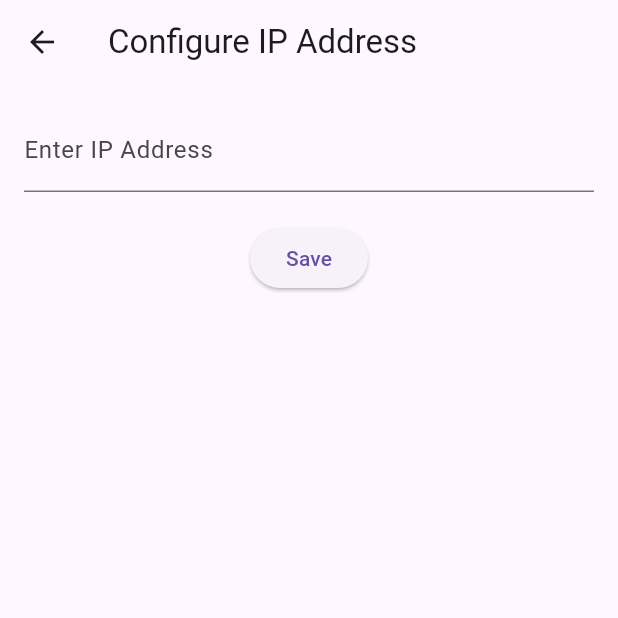
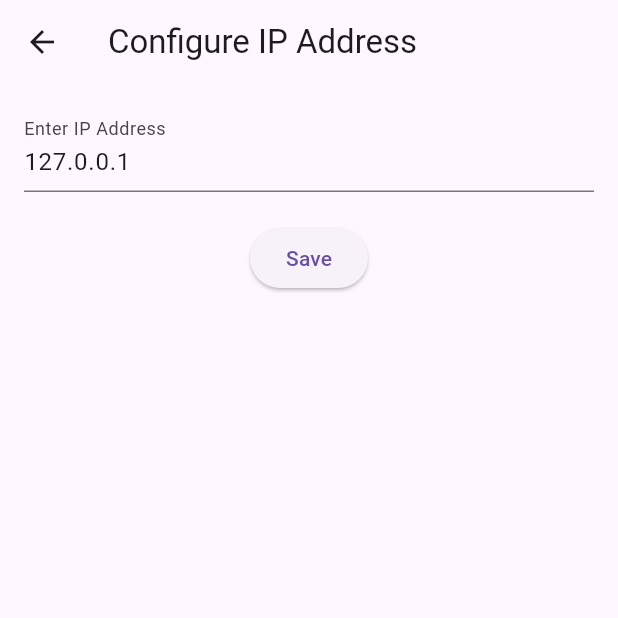
Before and after one commit to g00st/Appentwicklung, a Flutter app: the screen it shows after launch, after a tap on "Save", after a tap on the "settings" icon, on a phone screen of 412 x 824 dp, the top half of it. Run offline on Flutter 3.47's test engine with Material 3 defaults, Android fonts, the phone set to English and light mode, and no system bars; our stand-ins replace dio, shared_preferences; network calls fail.

Commit message:
added basic to robot communication

```diff
--- /dev/null
+++ b/robot_app/lib/api_handler.dart
@@ -0,0 +1,92 @@
+import 'dart:convert';
+import 'package:http/http.dart' as http;
+import 'package:dio/dio.dart';
+
+enum PrinterState {
+  startup,
+  ready,
+  shutdown,
+  error,
+  networkError;
+}
+
+class Status {
+  final PrinterState state; // Holds the printer state
+  final String msg;         // Holds the message associated with the state
+  // Constructor for Status
+  const Status(this.state, this.msg);
+}
+
+
+
+
+
+
+
+
+class ApiHandler {
+  // Static variable to hold the IP address
+  static String IP_address = '';
+  static CancelToken? _cancelToken; // Holds the cancel token for the current request
+  static Dio dio = Dio();
+
+  // Static method to set the IP address
+   static void set_ip_address(String ipAddress) {
+    IP_address = ipAddress;
+  }
+
+
+  static Future<Status> fetchPrinterState() async {
+    String endpoint = 'http://$IP_address/printer/info';
+
+    // Cancel the previous request if there is one
+    _cancelToken?.cancel('New request triggered');
+
+    // Create a new cancel token for the current request
+    _cancelToken = CancelToken();
+
+    try {
+      // Make the request with the cancel token
+      final response = await dio.get(
+        endpoint,
+        cancelToken: _cancelToken,
+      );
+
+      if (response.statusCode == 200) {
+        final data_r = response.data;
+        final data = data_r['result'];
+
+        String state = data['state'];
+        String stateMessage = data['state_message'];
+
+        // Map the string state to the corresponding PrinterState enum
+        PrinterState? printerState;
+        switch (state) {
+          case 'startup':
+            printerState = PrinterState.startup;
+            break;
+          case 'ready':
+            printerState = PrinterState.ready;
+            break;
+          case 'shutdown':
+            printerState = PrinterState.shutdown;
+            break;
+          case 'error':
+            printerState = PrinterState.error;
+            break;
+          default:
+            throw Exception('Unknown printer state: $state');
+        }
+
+        return Status(printerState, stateMessage);
+      } else {
+        return Status(PrinterState.networkError, "network error: ${response.statusCode}");
+      }
+    } catch (e) {
+
+        return Status(PrinterState.networkError, 'Request timed out ');
+      }
+
+
+    }
+  }
--- /dev/null
+++ b/robot_app/lib/app_state.dart
@@ -0,0 +1,63 @@
+import 'dart:async';
+
+import 'package:flutter/material.dart';
+import 'package:robot_app/api_handler.dart';
+import 'package:shared_preferences/shared_preferences.dart';
+
+// This class holds the app state and extends ChangeNotifier to notify listeners of changes
+class AppState extends ChangeNotifier {
+  // Example of state variables
+  int _counter = 0;
+  Status _status = Status(PrinterState.error, "not initialized");
+  String _ipAddress = "127.0.0.1";
+
+  // Getters to access private state
+  int get counter => _counter;
+  Status get status => _status;
+  String get ipAddress => _ipAddress;
+  AppState() {
+    _loadIPAddress(); // Call the asynchronous IP loading function
+  }
+
+  // Method to load the IP address from SharedPreferences asynchronously
+  Future<void> _loadIPAddress() async {
+    SharedPreferences prefs = await SharedPreferences.getInstance();
+    _ipAddress = prefs.getString('ip_address') ?? '';
+    ApiHandler.IP_address = _ipAddress;
+
+    // Notify listeners that the IP address has been loaded
+    notifyListeners();
+  }
+
+  void updateStatus() async {
+    _status = await ApiHandler.fetchPrinterState();
+    //print("Guenter");
+    print(_status.state);
+    notifyListeners();
+  }
+
+
+
+
+  void  setIp (String ip)async{
+    SharedPreferences prefs = await SharedPreferences.getInstance();
+    await prefs.setString('ip_address', ip);
+    _ipAddress = ip;
+    ApiHandler.IP_address =ip;
+    notifyListeners();
+  }
+
+  // Example of a method that modifies the state and notifies listeners
+  void incrementCounter() {
+    _counter++;
+    notifyListeners(); // This triggers the UI to rebuild when the state changes
+  }
+
+  static Timer? _timer = null;
+  void initTimer() {
+    _timer ??= Timer.periodic(Duration(seconds: 1), (Timer timer) {
+      incrementCounter(); // Call the method every second
+      updateStatus();
+    });
+  }
+}
--- a/robot_app/lib/home_screen.dart
+++ b/robot_app/lib/home_screen.dart
@@ -1,4 +1,6 @@
 import 'package:flutter/material.dart';
+import 'package:provider/provider.dart';
+import 'package:robot_app/app_state.dart';
 import 'package:shared_preferences/shared_preferences.dart';
 import 'status_bar.dart';
 import 'dart:convert'; // For JSON handling
@@ -10,56 +12,12 @@ class HomeScreen extends StatefulWidget {
 }
 
 class _HomeScreenState extends State<HomeScreen> {
-  String status = "disconnected";
-  String ipAddress = "";
 
-  @override
-  void initState() {
-    super.initState();
-    _loadIPAddress(); // Load IP address on init
-  }
-
-  Future<void> _loadIPAddress() async {
-    SharedPreferences prefs = await SharedPreferences.getInstance();
-    setState(() {
-      ipAddress = prefs.getString('ip_address') ?? '';
-    });
-    if (ipAddress.isNotEmpty) {
-      _checkConnection(); // Check connection after loading IP
-    } else {
-      setState(() {
-        status = "disconnected";
-      });
-    }
-  }
-
-  Future<void> _checkConnection() async {
-    if (ipAddress.isEmpty) {
-      setState(() {
-        status = "disconnected";
-      });
-      return;
-    }
-    try {
-      final response = await http.get(Uri.parse('http://$ipAddress/status'));
-      if (response.statusCode == 200) {
-        setState(() {
-          status = "connected";
-        });
-      } else {
-        setState(() {
-          status = "unreachable";
-        });
-      }
-    } catch (e) {
-      setState(() {
-        status = "error";
-      });
-    }
-  }
 
   @override
   Widget build(BuildContext context) {
+     final appState = Provider.of<AppState>(context);
+    appState.initTimer();
     return Scaffold(
       appBar: AppBar(
         title: Text('Control Panel'),
@@ -71,14 +29,14 @@ class _HomeScreenState extends State<HomeScreen> {
               // Navigate to the IP Config Screen
               await Navigator.pushNamed(context, '/ip-config');
               // Refresh the IP address and status after returning from IPConfigScreen
-              _loadIPAddress();
+
             },
           ),
         ],
       ),
       body: Column(
         children: [
-          StatusBar(status: status, ipAddress: ipAddress),
+          StatusBar(),
           Expanded(
             child: Center(
               child: Column(
@@ -125,34 +83,6 @@ class _HomeScreenState extends State<HomeScreen> {
       ),
     );
   }
+  _sendCommand(String d){}
 
-  void _sendCommand(String command) async {
-    if (ipAddress.isEmpty) {
-      setState(() {
-        status = "disconnected";
-      });
-      return;
-    }
-    try {
-      final response = await http.post(
-        Uri.parse('http://$ipAddress/command'),
-        headers: {'Content-Type': 'application/json'},
-        body: jsonEncode({'command': command}),
-      );
-
-      if (response.statusCode == 200) {
-        setState(() {
-          status = "command sent";
-        });
-      } else {
-        setState(() {
-          status = "command failed";
-        });
-      }
-    } catch (e) {
-      setState(() {
-        status = "error";
-      });
-    }
-  }
 }
--- a/robot_app/lib/ip_config_screen.dart
+++ b/robot_app/lib/ip_config_screen.dart
@@ -1,8 +1,11 @@
 import 'package:flutter/material.dart';
+import 'package:provider/provider.dart';
+import 'package:robot_app/app_state.dart';
 import 'package:shared_preferences/shared_preferences.dart';
 
 class IPConfigScreen extends StatefulWidget {
   final bool isInitialSetup; // A flag to indicate whether it's initial setup
+
 
   IPConfigScreen({this.isInitialSetup = false});
 
@@ -13,23 +16,22 @@ class IPConfigScreen extends StatefulWidget {
 class _IPConfigScreenState extends State<IPConfigScreen> {
   TextEditingController _ipController = TextEditingController();
 
+
   @override
-  void initState() {
-    super.initState();
-    _loadIPAddress();
+  void didChangeDependencies() {
+    super.didChangeDependencies();
+
+    // Move Provider.of() to didChangeDependencies
+    final appState = Provider.of<AppState>(context, listen: false);
+    _ipController.text = appState.ipAddress;  // Update the controller with appState value
   }
 
-  Future<void> _loadIPAddress() async {
-    SharedPreferences prefs = await SharedPreferences.getInstance();
-    setState(() {
-      _ipController.text = prefs.getString('ip_address') ?? '';
-    });
-  }
 
   Future<void> _saveIPAddress() async {
     SharedPreferences prefs = await SharedPreferences.getInstance();
-    await prefs.setString('ip_address', _ipController.text);
+    final appState = Provider.of<AppState>(context, listen: false);
 
+    appState.setIp (_ipController.text);
     // Check if this is the initial setup or not
     if (widget.isInitialSetup) {
       // Replace the IP config screen with the home screen
@@ -44,6 +46,7 @@ class _IPConfigScreenState extends State<IPConfigScreen> {
 
   @override
   Widget build(BuildContext context) {
+
     return Scaffold(
       appBar: AppBar(
         title: Text('Configure IP Address'),
--- a/robot_app/lib/main.dart
+++ b/robot_app/lib/main.dart
@@ -1,7 +1,11 @@
 import 'package:flutter/material.dart';
+import 'package:provider/provider.dart';
+import 'package:robot_app/api_handler.dart';
+import 'package:robot_app/home_screen.dart';
+import 'package:robot_app/ip_config_screen.dart';
+import 'package:robot_app/status_bar.dart';
 import 'package:shared_preferences/shared_preferences.dart';
-import 'ip_config_screen.dart';
-import 'home_screen.dart';
+import 'app_state.dart';
 
 void main() async {
   WidgetsFlutterBinding.ensureInitialized();
@@ -17,24 +21,28 @@ void main() async {
 
 class MyApp extends StatelessWidget {
   final bool isInitialSetup;
-
   MyApp({required this.isInitialSetup});
-
   @override
   Widget build(BuildContext context) {
-    return MaterialApp(
-      title: 'Flutter Demo',
-      theme: ThemeData(
-        primarySwatch: Colors.blue,
-      ),
-      // Route to either home or IP config screen based on initial setup
-      home:
+
+
+
+
+    return ChangeNotifierProvider(
+
+
+      // Provide the AppState instance to the widget tree
+      create: (_) => AppState(),
+      child: MaterialApp(
+        title: 'Flutter App State Management',
+        home:
           isInitialSetup ? IPConfigScreen(isInitialSetup: true) : HomeScreen(),
-      routes: {
+        routes: {
         '/home': (context) => HomeScreen(),
         '/ip-config': (context) =>
             IPConfigScreen(isInitialSetup: false), // Settings screen case
-      },
+      }
+      ),
     );
   }
 }
--- a/robot_app/lib/status_bar.dart
+++ b/robot_app/lib/status_bar.dart
@@ -1,20 +1,60 @@
 import 'package:flutter/material.dart';
+import 'package:provider/provider.dart';
+import 'package:robot_app/api_handler.dart'; // Assuming this is where PrinterState is defined
+import 'package:robot_app/app_state.dart';
 
 class StatusBar extends StatelessWidget {
-  final String status;
-  final String ipAddress;
-
-  StatusBar({required this.status, required this.ipAddress});
-
   @override
   Widget build(BuildContext context) {
-    return Container(
-      color: status == 'connected' ? Colors.green : Colors.red,
-      height: 50,
-      child: Center(
-        child: Text(
-          'Status: $status | IP: $ipAddress',
-          style: TextStyle(color: Colors.white, fontSize: 18),
+    final appState = Provider.of<AppState>(context);
+
+    Color bgColor = Colors.white24; // Default color
+    String statusText = ""; // Variable to hold the status message
+
+    switch (appState.status.state) {
+      case PrinterState.error:
+        bgColor = const Color.fromARGB(255, 255, 0, 0); // Red
+        statusText = 'Error';
+        break; // Break statement added
+      case PrinterState.startup:
+        bgColor = const Color.fromARGB(255, 5, 99, 122); // Dark Cyan
+        statusText = 'Starting Up';
+        break; // Break statement added
+      case PrinterState.ready:
+        bgColor = const Color.fromARGB(255, 0, 255, 34); // Green
+        statusText = 'Ready';
+        break; // Break statement added
+      case PrinterState.shutdown:
+        bgColor = const Color.fromARGB(255, 179, 255, 2); // Light Yellow
+        statusText = 'Shutting Down';
+        break; // Break statement added
+      case PrinterState.networkError:
+        bgColor = const Color.fromARGB(255, 85, 9, 9); // Dark Red
+        statusText = 'Network Error';
+        break; // Break statement added
+      default:
+        statusText = 'Unknown State';
+        break; // Handling unexpected state
+    }
+
+    return GestureDetector(
+      onLongPress: () {
+        // Show a snack bar with the alternate message
+        ScaffoldMessenger.of(context).showSnackBar(
+          SnackBar(
+            content: Text(appState.status.msg), // Display the alternate message
+            duration: const Duration(seconds: 2), // Duration for the SnackBar
+          ),
+        );
+      },
+      child: Container(
+        color: bgColor,
+        height: 50,
+        child: Center(
+          child: Text(
+            'Status: $statusText | IP: ${appState.ipAddress}',
+            style: const TextStyle(color: Colors.white, fontSize: 18),
+          ),
         ),
       ),
     );
--- a/robot_app/pubspec.yaml
+++ b/robot_app/pubspec.yaml
@@ -37,6 +37,8 @@ dependencies:
   cupertino_icons: ^1.0.8
   shared_preferences: ^2.3.2
   http: ^1.2.2
+  provider: ^6.0.0
+  dio: ^5.7.0
 
 dev_dependencies:
   flutter_test:
```
Also changed, not shown: robot_app/pubspec.lock.
